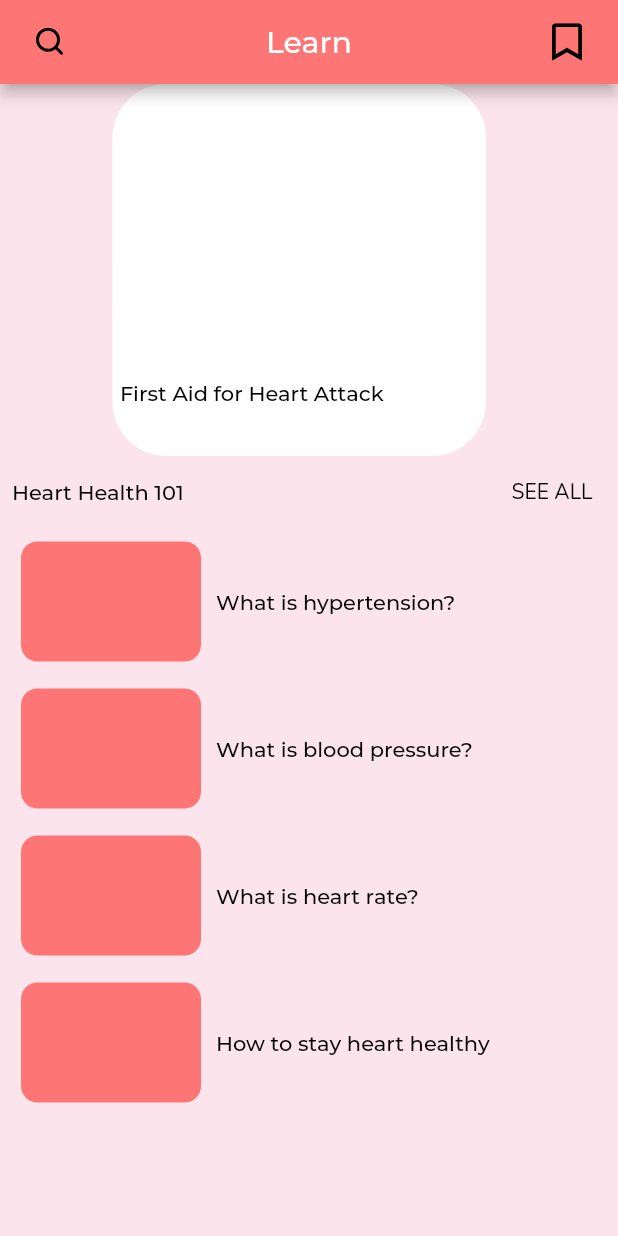
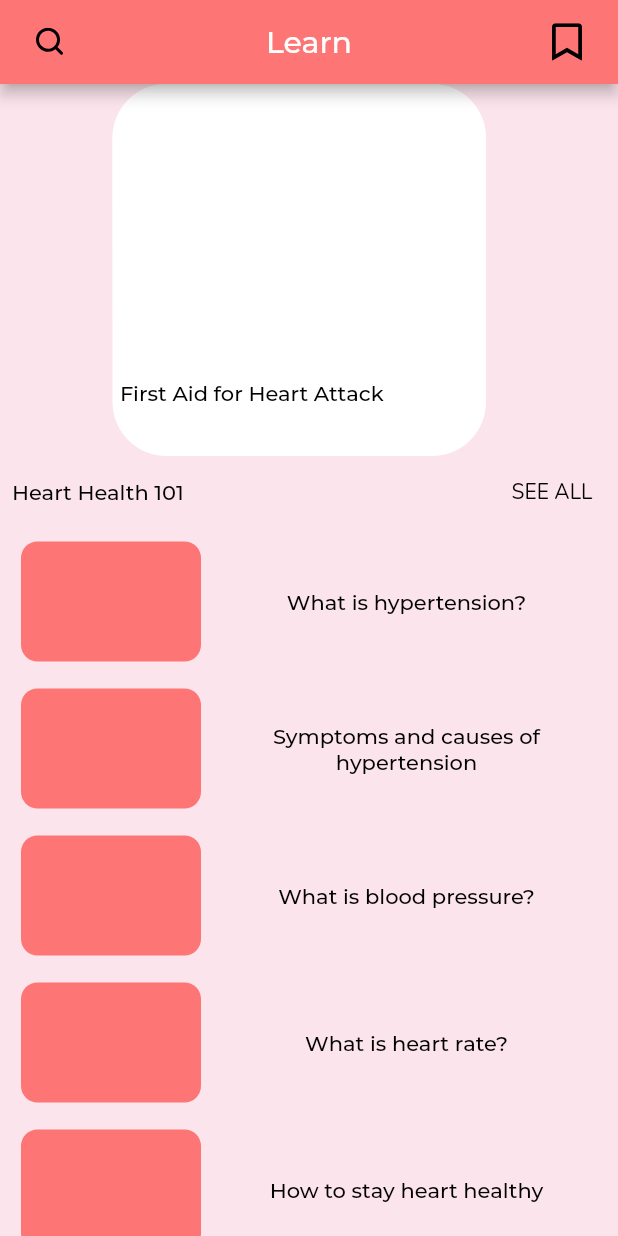
Before and after one commit to normalsteve28/flutter_research_bp_app, a Flutter app: the Learn screen opened directly, on a phone screen of 412 x 824 dp. Run offline on Flutter 3.47's test engine with Material 2 defaults, Android fonts, the light colour scheme and no system bars; our stand-ins replace flutter_svg.

Commit message:
Added articles except for blood pressure article (articles text only with no image yet)

```diff
--- a/lib/tabs/learn.dart
+++ b/lib/tabs/learn.dart
@@ -4,6 +4,7 @@ import 'package:flutter_svg/svg.dart';
 import '../assets.dart'; // Contains svg icons
 import '../see_all_buttons.dart';
 import 'learn_assets/articlelist.dart';
+import 'learn_assets/articles.dart';
 
 class Learn extends StatelessWidget {
   @override
@@ -61,7 +62,16 @@ class _LearnPageState extends State<LearnPage> {
     return Center(
       child: Column(
         children: [
-          Container(
+          InkWell(
+            onTap: () {
+              Navigator.push(
+                context,
+                MaterialPageRoute(
+                    builder: (context) => ArticleHandler(
+                        "First Aid for Heart Attack", articles[0])),
+              );
+            },
+            child: Container(
               //This container is the "First Aid for Heart Attack"
               width: 262,
               height: 248,
@@ -123,6 +133,7 @@ class _LearnPageState extends State<LearnPage> {
                 ],
               ),
             ),
+          ),
           Row(
             mainAxisAlignment: MainAxisAlignment.spaceBetween,
             children: [
--- a/lib/tabs/learn_assets/articlelist.dart
+++ b/lib/tabs/learn_assets/articlelist.dart
@@ -1,11 +1,14 @@
 import 'package:flutter/material.dart';
+
+import 'articles.dart';
 
 class ArticleList extends StatelessWidget {
   final List<Widget> articleList = [
-    ArticleCard("What is hypertension?"),
-    ArticleCard("What is blood pressure?"),
-    ArticleCard("What is heart rate?"),
-    ArticleCard("How to stay heart healthy")
+    ArticleCard("What is hypertension?", articles[1]),
+    ArticleCard("Symptoms and causes of hypertension", articles[2]),
+    ArticleCard("What is blood pressure?", articles[3]),
+    ArticleCard("What is heart rate?", articles[4]),
+    ArticleCard("How to stay heart healthy", articles[5])
   ];
 
   @override
@@ -25,18 +28,27 @@ class ArticleList extends StatelessWidget {
 
 class ArticleCard extends StatelessWidget {
   final String title;
+  final String article;
 
-  ArticleCard(this.title);
+  ArticleCard(this.title, this.article);
 
   @override
   Widget build(BuildContext context) {
     return Card(
         shadowColor: Colors.transparent,
         color: Colors.transparent,
+        child: InkWell(
+          onTap: () {
+            Navigator.push(
+              context,
+              MaterialPageRoute(
+                  builder: (context) => ArticleHandler(title, article)),
+            );
+          },
           child: Row(
             children: [
               Container(
-              margin: EdgeInsets.only(top: 5, bottom: 5, left: 10, right: 10),
+                margin: EdgeInsets.only(top: 5, bottom: 5, left: 10),
                 width: 120,
                 height: 80,
                 decoration: BoxDecoration(
@@ -44,10 +56,12 @@ class ArticleCard extends StatelessWidget {
                   color: Color(0xfffe7575),
                 ),
               ),
-            Column(
+              Expanded(
+                child: Column(
                   children: [
                     Text(
                       title,
+                      textAlign: TextAlign.center,
                       style: TextStyle(
                         color: Colors.black,
                         fontSize: 14,
@@ -56,8 +70,49 @@ class ArticleCard extends StatelessWidget {
                       ),
                     )
                   ],
+                ),
               )
             ],
+          ),
         ));
   }
 }
+
+class ArticleHandler extends StatelessWidget {
+  final String title;
+  final String article;
+
+  ArticleHandler(this.title, this.article);
+
+  @override
+  Widget build(BuildContext context) {
+    return Scaffold(
+        backgroundColor: Colors.pink[50],
+        appBar: AppBar(
+          backgroundColor: Color(0xffFE7575),
+          title: Text(
+            title,
+            textAlign: TextAlign.center,
+            style: TextStyle(
+              fontFamily: "Montserrat",
+            ),
+          ),
+        ),
+        body: Container(
+            margin: EdgeInsets.all(25),
+            alignment: Alignment.topLeft,
+            child: SingleChildScrollView(
+              physics: BouncingScrollPhysics(),
+              child: Column(
+                children: [
+                  Text(article,
+                      style: TextStyle(
+                        fontFamily: "Nunito",
+                        fontSize: 16,
+                        fontWeight: FontWeight.w600,
+                      )),
+                ],
+              ),
+            )));
+  }
+}
--- /dev/null
+++ b/lib/tabs/learn_assets/articles.dart
@@ -0,0 +1,93 @@
+import 'package:flutter/material.dart';
+
+final List<String> articles = [
+  """\t\tA Myocardial Infarction, more commonly recognized as a Heart Attack, is a condition that disturbs your heart\’s rhythm and its ability to pump blood throughout the body.
+
+    Damages of higher severity may ensue from the irregularity of the heart\’s function caused by an attack.
+
+    Possible risks include kidney disorders, heart failure, peripheral arterial disease, and another heart attack.
+
+    This health issue occurs when a coronary artery is blocked, resulting in the loss of blood traveling to a cardiac muscle.
+
+    The heart becomes exceedingly deprived of oxygen and other nutrients necessary for it to function and remain healthy.
+
+    During cases of Heart attack, First Aid is essential in minimalizing injury and preventing impairment to the cardiovascular system. This can also be done while waiting for professional help.
+
+The procedures are as follows:
+1. Calm the person down to avoid further aggravation.
+2. Let him or her sit down and relax.
+3. If the person is wearing tight clothing, loosen it up.
+4. If he or she possesses medication for their diagnosed heart condition, assist them in taking it.
+5. Call for emergency help if pain persists after resting or 3 minutes after taking medication.
+6. Begin CPR procedures or call a local emergency number if the person is unresponsive or is not breathing.
+""",
+  '''   Certain conditions can lead to the events of a heart attack. One of which is a disease called hypertension.
+
+    Hypertension, or High Blood Pressure, is when a person\’s blood pressure is higher than normal.
+The long-term force of blood on the artery walls creates damage on the surface and can cease the flow of blood to the cardiac muscle.
+This may result in future health issues concerning that of your heart.
+
+    This condition comes in stages, ranging in severity. These stages are as follows:
+Stage 1:
+    This first stage is considered the "normal" stage. The systolic level of an individual will be less than 130 mm Hg and the diastolic rate will be less than 80 mm Hg. An individual would not need care at this stage due to its normality. It is still necessary to monitor your blood pressure for the preservation of your health.
+
+Stage 2:
+    This process is known as prehypertension. Systolic Hg is between 130 and 139 mm and diastolic Hg between 80 and 89 mm. Prevention can still be applied at this stage. However, they are at risk of hypertension which could lead to subsequent heart disease or stroke.
+At this point, medicine is often not prescribed. However, to prevent hypertension, a person must make changes to his or her lifestyle. This could mean quitting cigarettes or making dietary alterations. Exercise is another good step to reducing your blood pressure.
+
+Stage 3:
+    This is the stage in which a person is at risk of various health complications. Systolic is between 140 and 159 mm Hg, and diastolic between 90 and 99 mm Hg. An individual has advised medication at this point to decrease their blood pressure and risk of heart attack and/or stroke.
+
+Stage 4:
+    Diastolic is at 160 mm Hg or higher and systolic at 100 mm Hg or higher. This stage is the most severe and has the highest risk of coronary heart disease. Stricter changes in daily regimen are applied concerning diets, exercise, and lifestyle.
+''',
+  '''   For early detection of hypertension, it is important to know the symptoms and causes.
+This allows an individual to make the necessary changes in her life for better health.
+
+Symptoms of this ailment may vary depending on severity. These include:
+  - Nosebleed
+  - Pounding in the chest, neck, or ears
+  - Fatigue
+  - Headaches
+  - Visual Changes
+  - Vision problems
+  - Difficulty breathing
+  - Irregular beating of the heart
+  - Urination with blood
+  - Pain in the chest
+  - Confusion
+  - Flushing
+
+Causes include:
+  - Sleep Apnea
+  - Defects In The Blood Vessels
+  - Thyroid problems
+  - Intake Of Drugs Such As Cocaine and Amphetamines
+  - Tumors In Adrenal Gland
+  - Medications, such as birth control pills, cold remedies, decongestants, over-the-counter pain relievers, and some prescription drugs
+  - Kidney Disease
+  - Being Overweight Or Obese
+  - Physical Inactivity
+  - Old Age
+  - Stress
+''',
+  '''
+Blood pressure
+''',
+  '''   A way to gauge your health is through the heart rate.
+
+    The Heart Rate, or pulse, is the number of times your heart beats per minute. Pulses are often most prominent in areas such as the insides of the elbow, wrists, side of the neck, and top of the foot.
+
+    Heart rates per individual may vary depending on factors like physical activeness and medication intake. A normal or resting heart rate ranges from 60 to 100 BPM (Beats Per Minute). This may vary with athletes. Numbers consistently above and below that range may indicate underlying problems.
+''',
+  '''   The best way to maintain adequate heart health is by modifying destructive habits and including practices beneficial to your body\’s well-being.
+
+    Reducing your body\’s intake of added sugars, sodium, and fats (saturated and trans) by substituting these with whole foods may help prevent the build-up of cholesterol in the arteries and provide your body with the nutrition it needs.
+
+    Exercising can also help in boosting muscle strength, endurance, and efficiency of the cardiovascular system.
+This can enhance the body\’s ability to distribute oxygen and nutrients to the tissues.
+Additionally, a person attains a healthy weight through physical activity.
+
+    It is also necessary to cut out habits such as smoking, excessive intake of caffeine or alcohol, and intake of illegal drugs that may aggravate your body\’s overall health and lead to a weaker functioning body.
+'''
+];
```
Lines whose indentation alone changed are shown as unchanged.
